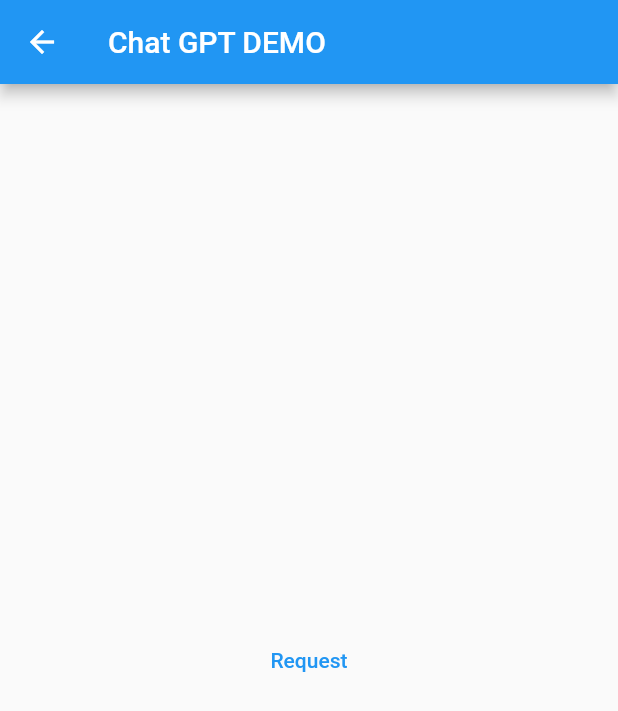
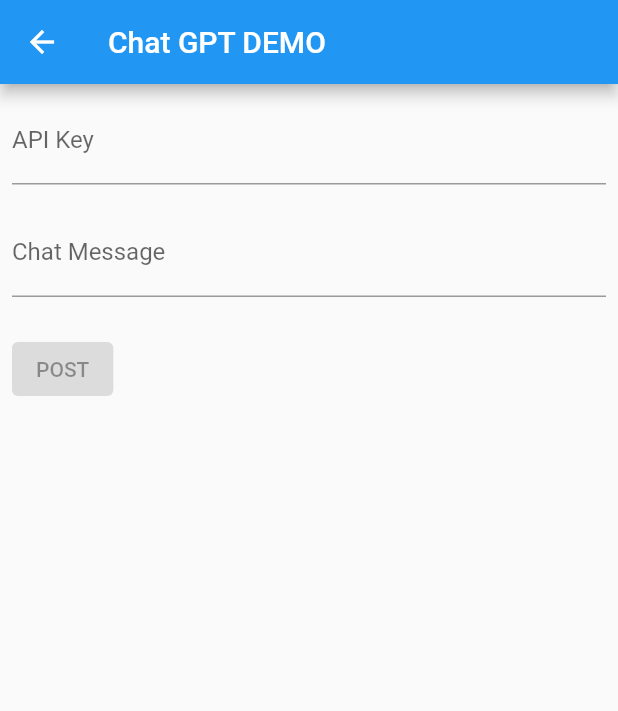
Before and after one commit to eno314/flutter_demo, a Flutter app: the ChatGPTPage screen opened by its route, on a phone screen of 412 x 824 dp. Shown: the top 711 px of the screen. Run offline on Flutter 3.47's test engine with Material 2 defaults, Android fonts, the phone set to English and light mode, and no system bars; our stand-ins replace flutter_riverpod, freezed_annotation.

Commit message:
create chat gpt input widgets

```diff
--- a/lib/chat_gpt/chat_gpt_client.dart
+++ b/lib/chat_gpt/chat_gpt_client.dart
@@ -18,7 +18,7 @@ class ChatGPTClient {
       'messages': [
         {
           'role': 'user',
-          'content': 'ChatGPTのおすすめの使い方はありますか',
+          'content': 'What is the OpenAI mission?',
         }
       ],
     });
--- a/lib/chat_gpt/chat_gpt_page.dart
+++ b/lib/chat_gpt/chat_gpt_page.dart
@@ -1,29 +1,28 @@
 import 'package:flutter/material.dart';
-import 'package:flutter_demo/chat_gpt/chat_gpt_client.dart';
 import 'package:flutter_riverpod/flutter_riverpod.dart';
+
+import 'chat_gpt_props.dart';
+import 'chat_gpt_template.dart';
 
 class ChatGPTPage extends ConsumerWidget {
   static const title = 'Chat GPT DEMO';
   static const route = '/chat_gpt';
 
-  static const _apiKey = '';
-
   const ChatGPTPage({super.key});
 
   @override
   Widget build(BuildContext context, WidgetRef ref) {
-    return Scaffold(
-      appBar: AppBar(
-        title: const Text(title),
-      ),
-      body: Center(
-        child: TextButton(
-          onPressed: () async {
-            const ChatGPTClient(_apiKey).request();
-          },
-          child: const Text('Request'),
+    return ChatGPTTemplate(
+      props: const ChatGPTProps(
+        title: title,
+        input: ChatGPTInputProps(
+          apiKey: '',
+          chatMessage: '',
         ),
       ),
+      onChangedApiKey: (value) => {},
+      onChangedChatMessage: (value) => {},
+      onPressedPostButton: () => {},
     );
   }
 }
--- /dev/null
+++ b/lib/chat_gpt/chat_gpt_props.dart
@@ -0,0 +1,23 @@
+class ChatGPTProps {
+  final String title;
+  final ChatGPTInputProps input;
+
+  const ChatGPTProps({
+    required this.title,
+    required this.input,
+  });
+
+  isEnabledPostButton() {
+    return input.apiKey.isNotEmpty && input.chatMessage.isNotEmpty;
+  }
+}
+
+class ChatGPTInputProps {
+  final String apiKey;
+  final String chatMessage;
+
+  const ChatGPTInputProps({
+    required this.apiKey,
+    required this.chatMessage,
+  });
+}
--- /dev/null
+++ b/lib/chat_gpt/chat_gpt_template.dart
@@ -0,0 +1,91 @@
+import 'package:flutter/material.dart';
+
+import 'chat_gpt_props.dart';
+
+class ChatGPTTemplate extends StatelessWidget {
+  final ChatGPTProps props;
+  final ValueChanged<String> onChangedApiKey;
+  final ValueChanged<String> onChangedChatMessage;
+  final VoidCallback onPressedPostButton;
+
+  const ChatGPTTemplate({
+    super.key,
+    required this.props,
+    required this.onChangedApiKey,
+    required this.onChangedChatMessage,
+    required this.onPressedPostButton,
+  });
+
+  @override
+  Widget build(BuildContext context) {
+    return Scaffold(
+      appBar: AppBar(
+        title: Text(props.title),
+      ),
+      body: _buildList(context),
+    );
+  }
+
+  Widget _buildList(BuildContext context) {
+    return ListView(
+      children: [
+        _buildInputApiKey(),
+        // _buildInputChatType(),
+        _buildInputChatMessage(),
+        _buildPostButton(),
+      ],
+    );
+  }
+
+  Widget _buildInputApiKey() {
+    return _buildTextField(
+      'inputApiKey',
+      'API Key',
+      props.input.apiKey,
+      onChangedApiKey,
+    );
+  }
+
+  Widget _buildInputChatMessage() {
+    return _buildTextField(
+      'inputChatMessage',
+      'Chat Message',
+      props.input.chatMessage,
+      onChangedChatMessage,
+    );
+  }
+
+  Widget _buildPostButton() {
+    return Align(
+      alignment: Alignment.centerLeft,
+      child: Padding(
+        padding: const EdgeInsets.symmetric(horizontal: 8, vertical: 16),
+        child: ElevatedButton(
+          key: const Key('postButton'),
+          onPressed: props.isEnabledPostButton() ? onPressedPostButton : null,
+          child: const Text('POST'),
+        ),
+      ),
+    );
+  }
+
+  Widget _buildTextField(
+    String key,
+    String textFieldLabel,
+    String? textFieldValue,
+    ValueChanged<String> onChangedTextField,
+  ) {
+    return Padding(
+      padding: const EdgeInsets.symmetric(horizontal: 8, vertical: 8),
+      child: TextField(
+        key: Key(key),
+        controller: TextEditingController(text: textFieldValue),
+        decoration: InputDecoration(
+          border: const UnderlineInputBorder(),
+          labelText: textFieldLabel,
+        ),
+        onChanged: onChangedTextField,
+      ),
+    );
+  }
+}
```
